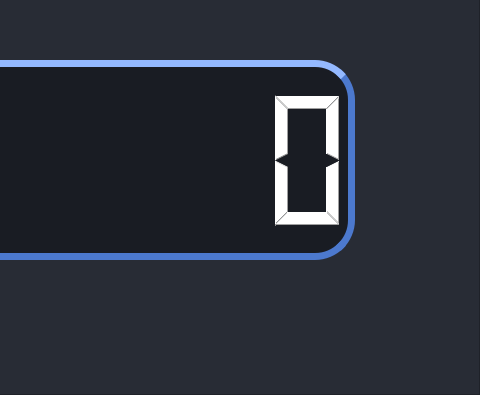
Old version of the form mainwindow.ui in the repository BIT-IdeaFactory/eye-relax; both pictures show x 370 to 850 and y 105 to 500 of the 850 by 500 pixel window.
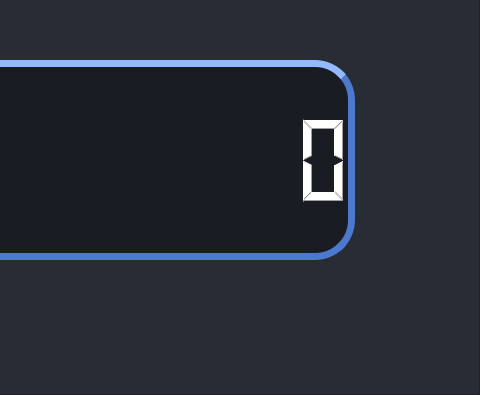
New version of the form. The open tabs and pages were chosen to show the change. Icons and pictures are not drawn.

Diff of the .ui file:
```diff
--- a/mainwindow.ui
+++ b/mainwindow.ui
@@ -373,6 +373,12 @@
              <property name="styleSheet">
               <string notr="true">color: white; background-color: rgb(25, 28, 35); border-radius: 40px; border-style: outset;border-width: 7px;border-color: rgb(76, 121, 206);</string>
              </property>
+             <property name="digitCount">
+              <number>8</number>
+             </property>
+             <property name="mode">
+              <enum>QLCDNumber::Dec</enum>
+             </property>
             </widget>
            </item>
           </layout>
```
Left out of the diff: 2 changed lines with no effect on the pictures.
